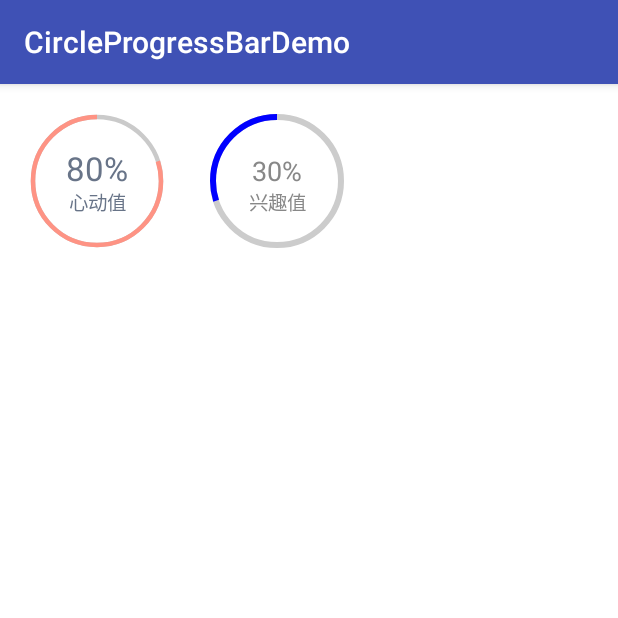
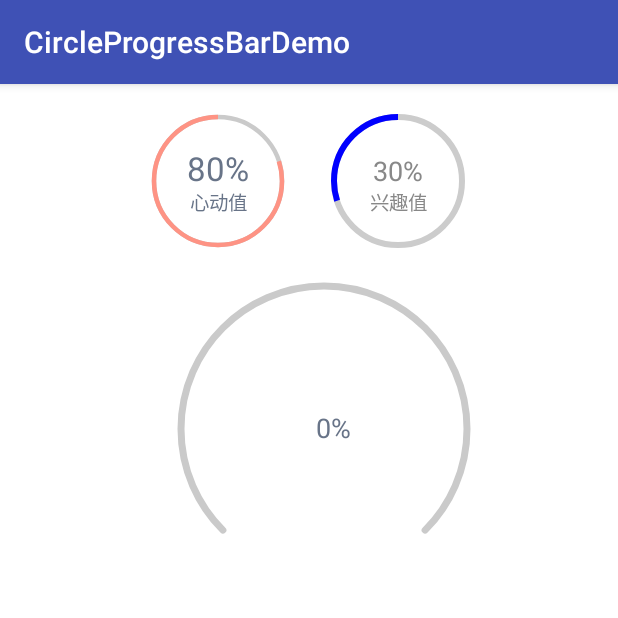
Before and after one commit to yannary/ProgressBarDemo, an Android app: the screen it shows after launch (MainActivity), on a phone screen of 412 x 824 dp, the top half of it. Run offline under Robolectric (Android 15) with nearby library versions, the phone set to English and light mode, and no system bars.

Commit message:
添加绘制弧线widget，弧线进度条随文字联动

```diff
--- a/app/src/main/java/com/pb/demo/MainActivity.java
+++ b/app/src/main/java/com/pb/demo/MainActivity.java
@@ -1,16 +1,27 @@
 package com.pb.demo;
 
 import android.content.Context;
+import android.graphics.Canvas;
 import android.graphics.Color;
+import android.graphics.Paint;
+import android.graphics.RectF;
+import android.os.Handler;
+import android.os.Message;
+import android.os.SystemClock;
 import android.support.v7.app.AppCompatActivity;
 import android.os.Bundle;
+import android.util.Log;
+import android.view.View;
 
+import com.pb.demo.widget.ArcProgress;
 import com.pb.demo.widget.CircleProgressBar;
 
-public class MainActivity extends AppCompatActivity {
+public class MainActivity extends AppCompatActivity implements View.OnClickListener {
 
     private CircleProgressBar mProgressBar;
     private CircleProgressBar mProgressBar2;
+    private ArcProgress mArcProgress;
+
     @Override
     protected void onCreate(Bundle savedInstanceState) {
         super.onCreate(savedInstanceState);
@@ -19,19 +30,34 @@ public class MainActivity extends AppCompatActivity {
     }
 
     private void init() {
-        mProgressBar = (CircleProgressBar)findViewById(R.id.circleProgressBar);
+        mProgressBar = (CircleProgressBar) findViewById(R.id.circleProgressBar);
         mProgressBar.setMax(100);
-        mProgressBar.setProgress(80,"心动值");
+        mProgressBar.setProgress(80, "心动值");
 
-        mProgressBar2 = (CircleProgressBar)findViewById(R.id.circleProgressBar2);
+        mProgressBar2 = (CircleProgressBar) findViewById(R.id.circleProgressBar2);
         mProgressBar2.setRoundWidth(6f);
         mProgressBar2.setCircleColor(Color.LTGRAY);
         mProgressBar2.setCircleProgressColor(Color.BLUE);
-        mProgressBar2.setTopTextSize(dp2px(this,18));
+        mProgressBar2.setTopTextSize(dp2px(this, 18));
         mProgressBar2.setTextColor(Color.GRAY);
         mProgressBar2.setMax(100);
-        mProgressBar2.setProgress(30,"兴趣值");
+        mProgressBar2.setProgress(30, "兴趣值");
+
+        mArcProgress = (ArcProgress) findViewById(R.id.arcProgress);
+        mArcProgress.setOnClickListener(this);
     }
+
+
+    @Override
+    public void onClick(View v) {
+        switch (v.getId()) {
+            case R.id.arcProgress:
+                mArcProgress.setArcProgress(0, 80);
+                break;
+        }
+    }
+
+
 
     /**
      * dp2px
--- /dev/null
+++ b/app/src/main/java/com/pb/demo/widget/ArcProgress.java
@@ -0,0 +1,234 @@
+package com.pb.demo.widget;
+
+import android.content.Context;
+import android.content.res.TypedArray;
+import android.graphics.Bitmap;
+import android.graphics.BitmapFactory;
+import android.graphics.Canvas;
+import android.graphics.Color;
+import android.graphics.Paint;
+import android.graphics.PorterDuff;
+import android.graphics.PorterDuffXfermode;
+import android.graphics.RectF;
+import android.os.Handler;
+import android.os.Message;
+import android.os.SystemClock;
+import android.util.AttributeSet;
+import android.util.Log;
+import android.util.TypedValue;
+import android.widget.ProgressBar;
+
+import com.pb.demo.R;
+
+import java.lang.ref.WeakReference;
+
+/**
+ * Created by zhangyy on 16/9/6.
+ */
+public class ArcProgress extends ProgressBar {
+    private final int DEFAULT_LINEHEIGHT = dp2px(15);
+    private final int DEFAULT_mRadius = dp2px(90);
+    private final int DEFAULT_mUnProgressColor = 0xffeaeaea;  // 未使用进度条边框颜色
+    private final int DEFAULT_mProgressColor = Color.YELLOW;  // 进度条边框颜色
+    private final int DEFAULT_OFFSETDEGREE = 60;  // 底部预留空缺弧度 默认60度
+    private final int DEFAULT_BACKGROUND_INSIDE = Color.TRANSPARENT;  // 弧内部背景色 默认透明
+    private final int DEFAULT_TEXT_SIZE_INSIDE = 18;  // 弧内文字大小 默认18dp
+    private final int DEFAULT_TEXT_COLOR_INSIDE = Color.BLACK;  // 弧内文字颜色 默认黑色
+    private float mRadius;  // 半径
+    private int mBoardWidth; // 边框宽度
+    private int mDegree = DEFAULT_OFFSETDEGREE;  // 底部预留空缺弧度
+    private int mBackgroundInside = DEFAULT_BACKGROUND_INSIDE;  // 弧内部背景色
+    private int mTextSizeInside = DEFAULT_TEXT_SIZE_INSIDE;   // 弧内文字大小
+    private int mTextColorInside = DEFAULT_TEXT_COLOR_INSIDE; // 弧内文字颜色
+    private RectF mArcRectF;
+    private Paint mArcPaint;
+    private int mUnProgressColor;
+    private int mProgressColor;
+    private Bitmap mCenterBitmap;
+    private Canvas mCenterCanvas;
+
+    protected ArcProgressHandler handler = new ArcProgressHandler(this);
+    protected Thread thread = null;
+
+    public ArcProgress(Context context) {
+        this(context, null);
+    }
+
+    public ArcProgress(Context context, AttributeSet attrs) {
+        this(context, attrs, 0);
+    }
+
+    public ArcProgress(Context context, AttributeSet attrs, int defStyleAttr) {
+        super(context, attrs, defStyleAttr);
+        final TypedArray attributes = getContext().obtainStyledAttributes(
+                attrs, R.styleable.ArcProgress);
+        // 边框宽度
+        mBoardWidth = attributes.getDimensionPixelOffset(R.styleable.ArcProgress_borderWidth, DEFAULT_LINEHEIGHT);
+        // 未使用进度条边框颜色
+        mUnProgressColor = attributes.getColor(R.styleable.ArcProgress_unprogresColor, DEFAULT_mUnProgressColor);
+        // 进度条边框颜色
+        mProgressColor = attributes.getColor(R.styleable.ArcProgress_progressColor, DEFAULT_mProgressColor);
+        // 半径
+        mRadius = attributes.getDimensionPixelOffset(R.styleable.ArcProgress_radius, DEFAULT_mRadius);
+        // 底部预留空缺弧度
+        mDegree = attributes.getInt(R.styleable.ArcProgress_degree, DEFAULT_OFFSETDEGREE);
+        // 弧内部背景色
+        mBackgroundInside = attributes.getInt(R.styleable.ArcProgress_backgroundInside, mBackgroundInside);
+        // 弧内文字大小
+        mTextSizeInside = attributes.getInt(R.styleable.ArcProgress_TextSizeInside, DEFAULT_TEXT_SIZE_INSIDE);
+        // 弧内文字颜色
+        mTextColorInside = attributes.getInt(R.styleable.ArcProgress_TextColorInside, DEFAULT_TEXT_COLOR_INSIDE);
+        boolean capRound = attributes.getBoolean(R.styleable.ArcProgress_arcCapRound, false);
+
+        mArcPaint = new Paint(Paint.ANTI_ALIAS_FLAG);
+        if (capRound)
+            mArcPaint.setStrokeCap(Paint.Cap.ROUND);
+        mArcPaint.setStrokeWidth(mBoardWidth);  // 设置画笔的宽度
+        mArcPaint.setStyle(Paint.Style.STROKE);  // 设置绘制轮廓
+    }
+
+    @Override
+    protected synchronized void onMeasure(int widthMeasureSpec, int heightMeasureSpec) {
+        int widthMode = MeasureSpec.getMode(widthMeasureSpec);
+        int heightMode = MeasureSpec.getMode(heightMeasureSpec);
+        if (widthMode != MeasureSpec.EXACTLY) {
+            int widthSize = (int) (mRadius * 2 + mBoardWidth * 2);
+            widthMeasureSpec = MeasureSpec.makeMeasureSpec(widthSize, MeasureSpec.EXACTLY);
+        }
+        if (heightMode != MeasureSpec.EXACTLY) {
+            int heightSize = (int) (mRadius * 2 + mBoardWidth * 2);
+            heightMeasureSpec = MeasureSpec.makeMeasureSpec(heightSize, MeasureSpec.EXACTLY);
+        }
+        super.onMeasure(widthMeasureSpec, heightMeasureSpec);
+    }
+
+    @Override
+    protected void onSizeChanged(int w, int h, int oldw, int oldh) {
+        super.onSizeChanged(w, h, oldw, oldh);
+        mArcRectF = new RectF(mBoardWidth, mBoardWidth,
+                mRadius * 2 - mBoardWidth,
+                mRadius * 2 - mBoardWidth);
+        Log.e("ArcProgress", "right == " + mArcRectF.right + "   mRadius == " + mRadius * 2);
+    }
+
+    @Override
+    protected synchronized void onDraw(Canvas canvas) {
+        canvas.save();
+
+        // 文字底部背景图片
+//        if (mCenterCanvas == null) {
+//            mCenterBitmap = Bitmap.createBitmap((int) mRadius * 2, (int) mRadius * 2, Bitmap.Config.ARGB_8888);
+//            mCenterCanvas = new Canvas(mCenterBitmap);
+//        }
+//        mCenterCanvas.drawColor(Color.TRANSPARENT, PorterDuff.Mode.CLEAR);
+//        Bitmap mTarget = Bitmap.createScaledBitmap(
+//                BitmapFactory.decodeResource(getContext().getResources(), R.mipmap.aa),
+//                (int) (mArcRectF.right - mBoardWidth * 2),
+//                (int) (mArcRectF.right - mBoardWidth * 2), false);
+//        Bitmap target = Bitmap.createBitmap(mTarget, 0, 0, mTarget.getWidth(), mTarget.getHeight());
+//        float sx = mArcRectF.right / 2 + mBoardWidth / 2 - target.getWidth() / 2;
+//        float sy = mArcRectF.right / 2 + mBoardWidth / 2 - target.getHeight() / 2;
+//        Paint imgPaint = new Paint(Paint.ANTI_ALIAS_FLAG);
+//        mCenterCanvas.drawArc(mArcRectF, 90 + mDegree / 2, (360 - mDegree),
+//                false, imgPaint);
+//        imgPaint.setXfermode(new PorterDuffXfermode(PorterDuff.Mode.SRC_IN));
+//        mCenterCanvas.drawBitmap(target, sx, sy, imgPaint);
+//        canvas.drawBitmap(mCenterBitmap, 0, 0, null);
+
+        // 文字底部背景色
+        Paint bgPaint = new Paint(Paint.ANTI_ALIAS_FLAG);
+        bgPaint.setColor(mBackgroundInside);
+        canvas.drawArc(mArcRectF, 90 + mDegree / 2, (360 - mDegree), false, bgPaint);
+
+        float x = mArcRectF.right / 2 + mBoardWidth / 2;
+        float y = mArcRectF.right / 2 + mBoardWidth / 2;
+
+        // 绘制文字
+        Paint textPaint = new Paint(Paint.ANTI_ALIAS_FLAG);
+        textPaint.setStrokeWidth(dp2px(18));
+        textPaint.setTextSize(dp2px(mTextSizeInside));
+        textPaint.setColor(mTextColorInside);
+        String progressStr = String.valueOf(getProgress());
+        float textX = x - (textPaint.measureText(progressStr) / 2);
+        if (mDegree < 180) {
+            y = y - ((textPaint.descent() + textPaint.ascent()) / 2);
+        }
+        canvas.drawText(progressStr + "%", textX, y, textPaint);
+
+        // 绘制弧
+        float rotate = getProgress() * 1.0f / getMax();
+        int angle = mDegree / 2;
+        float targetDegree = (360 - mDegree) * rotate;
+        //绘制完成部分
+        mArcPaint.setColor(mProgressColor);
+        canvas.drawArc(mArcRectF, 90 + angle, targetDegree, false, mArcPaint);
+        //绘制未完成部分
+        mArcPaint.setColor(mUnProgressColor);
+        canvas.drawArc(mArcRectF, 90 + angle + targetDegree, 360 - mDegree - targetDegree, false, mArcPaint);
+        canvas.restore();
+    }
+
+    @Override
+    protected void onDetachedFromWindow() {
+        super.onDetachedFromWindow();
+        if (mCenterBitmap != null) {
+            mCenterBitmap.recycle();
+            mCenterBitmap = null;
+        }
+    }
+
+
+    public void setArcProgress(int startProgress, int endProgress) {
+        if (startProgress < 0 || startProgress >= endProgress)
+            return;
+        if (thread != null && thread.isAlive()) {
+            return;
+        }
+        thread = new Thread(new ArcProgressRunnable(startProgress, endProgress));
+        thread.start();
+    }
+
+    protected class ArcProgressRunnable implements Runnable {
+        private int startProgress, endProgress;
+
+        public ArcProgressRunnable(int startProgress, int endProgress) {
+            this.startProgress = startProgress;
+            this.endProgress = endProgress;
+        }
+
+        @Override
+        public void run() {
+            for (int i = startProgress; i <= endProgress; i++) {
+                SystemClock.sleep(100);
+                handler.sendEmptyMessage(i);
+            }
+        }
+    }
+
+    protected void handleMessage(Message msg) {
+        setProgress(msg.what);
+    }
+
+    protected class ArcProgressHandler extends Handler {
+        private final WeakReference<ArcProgress> arcProgress;
+
+        public ArcProgressHandler(ArcProgress arcProgress) {
+            this.arcProgress = new WeakReference<ArcProgress>(arcProgress);
+        }
+
+        @Override
+        public void handleMessage(Message msg) {
+            super.handleMessage(msg);
+            ArcProgress aPb = arcProgress.get();
+            if (aPb != null) {
+                aPb.handleMessage(msg);
+            }
+        }
+    }
+
+
+    protected int dp2px(int dpVal) {
+        return (int) TypedValue.applyDimension(TypedValue.COMPLEX_UNIT_DIP,
+                dpVal, getResources().getDisplayMetrics());
+    }
+}
--- a/app/src/main/res/layout/activity_main.xml
+++ b/app/src/main/res/layout/activity_main.xml
@@ -4,31 +4,62 @@
     android:layout_width="match_parent"
     android:layout_height="match_parent"
     android:background="@android:color/white"
-    android:padding="20dp"
+    android:orientation="vertical"
+    android:padding="20dp">
+
+
+
+    <LinearLayout
+        android:layout_width="match_parent"
+        android:layout_height="wrap_content"
+        android:gravity="center"
         android:orientation="horizontal">
 
         <com.pb.demo.widget.CircleProgressBar
             android:id="@+id/circleProgressBar"
             android:layout_width="90dp"
             android:layout_height="90dp"
+            app:bottomTextSize="13dp"
             app:roundColor="#cacaca"
             app:roundProgressColor="#fe9384"
             app:roundWidth="3dp"
-        app:topTextSize="22dp"
-        app:bottomTextSize="13dp"
-        app:textColor="#687488"/>
+            app:textColor="#687488"
+            app:topTextSize="22dp" />
 
         <com.pb.demo.widget.CircleProgressBar
             android:id="@+id/circleProgressBar2"
             android:layout_width="90dp"
             android:layout_height="90dp"
             android:layout_marginLeft="30dp"
+            app:bottomTextSize="13dp"
             app:roundColor="#cacaca"
             app:roundProgressColor="#fe9384"
             app:roundWidth="3dp"
-        app:topTextSize="22dp"
-        app:bottomTextSize="13dp"
-        app:textColor="#687488"/>
-
+            app:textColor="#687488"
+            app:topTextSize="22dp" />
 
     </LinearLayout>
+
+    <LinearLayout
+        android:layout_width="match_parent"
+        android:layout_height="wrap_content"
+        android:layout_marginTop="20dp"
+        android:gravity="center"
+        android:orientation="horizontal">
+
+        <com.pb.demo.widget.ArcProgress
+            android:id="@+id/arcProgress"
+            android:layout_width="wrap_content"
+            android:layout_height="wrap_content"
+            android:layout_marginLeft="30dp"
+            app:TextColorInside="#687488"
+            app:TextSizeInside="18"
+            app:arcCapRound="true"
+            app:borderWidth="5dp"
+            app:degree="90"
+            app:progressColor="#fa71df"
+            app:radius="100dp"
+            app:unprogresColor="#cacaca" />
+
+    </LinearLayout>
+</LinearLayout>
--- a/app/src/main/res/values/attrs.xml
+++ b/app/src/main/res/values/attrs.xml
@@ -16,4 +16,16 @@
         </attr>
     </declare-styleable>
 
+    <declare-styleable name="ArcProgress">
+        <attr name="borderWidth" format="dimension"></attr>
+        <attr name="unprogresColor" format="color"></attr>
+        <attr name="progressColor" format="color"></attr>
+        <attr name="radius" format="dimension"></attr>
+        <attr name="degree" format="integer"></attr>
+        <attr name="arcCapRound" format="boolean"></attr>
+        <attr name="backgroundInside" format="integer"></attr>
+        <attr name="TextSizeInside" format="integer"></attr>
+        <attr name="TextColorInside" format="color"></attr>
+    </declare-styleable>
+
 </resources>
```
Also changed, not shown: app/src/main/res/mipmap-xhdpi/aa.jpg (added). Lines whose indentation alone changed are shown as unchanged.
